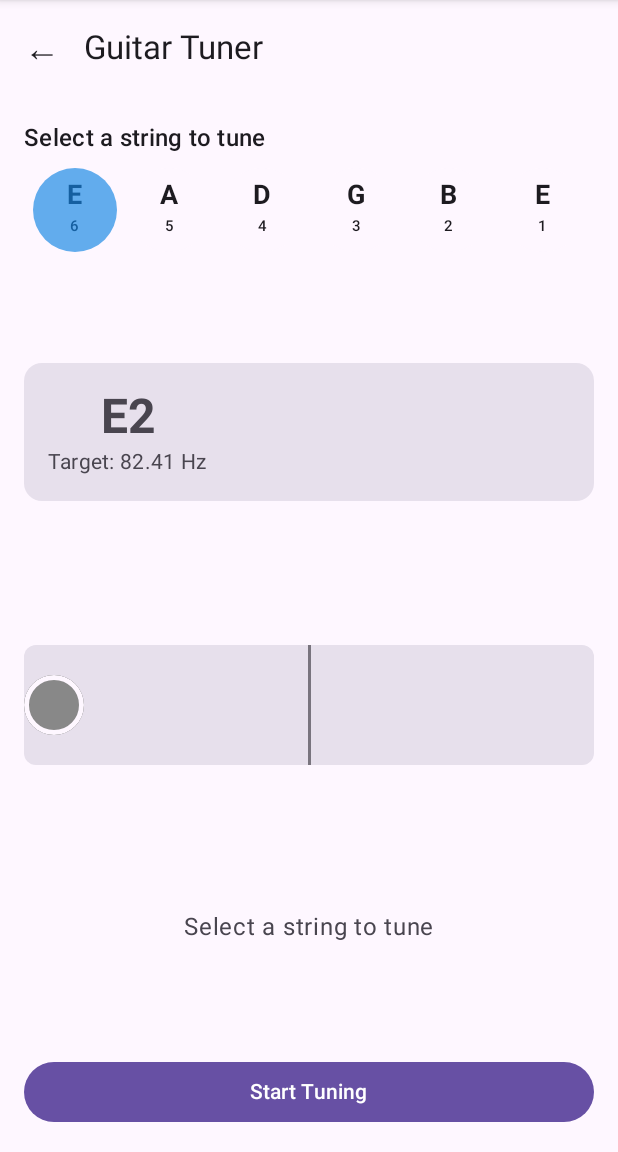
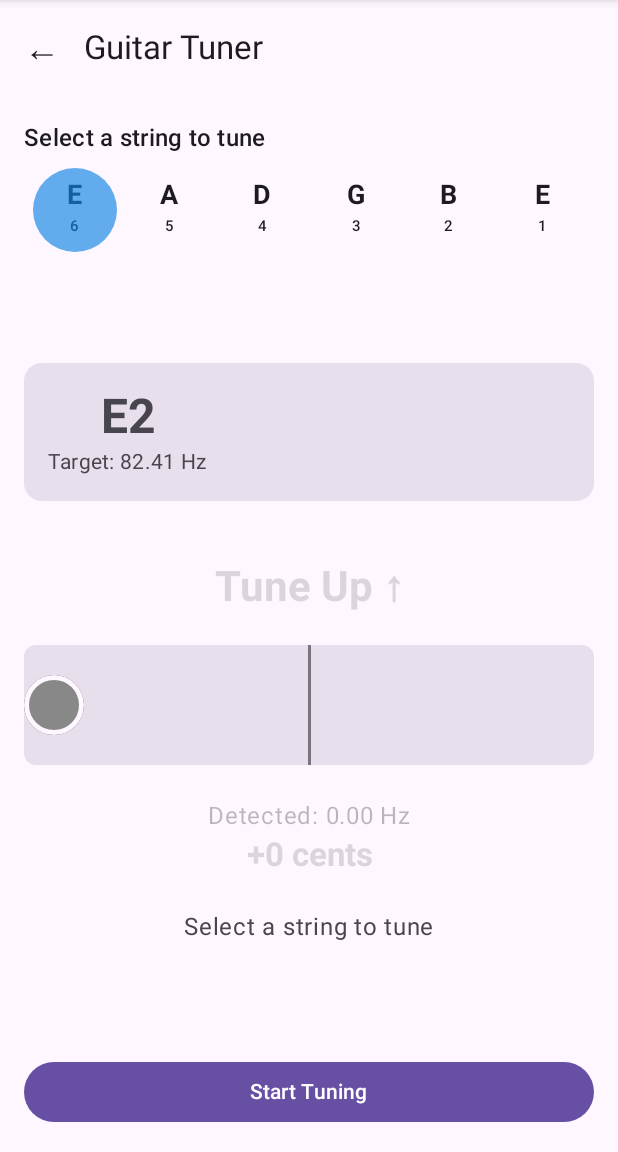
Before and after one commit to tobi01001/android-guitar-notes-learner, an Android app built with Jetpack Compose: the screen it shows after launch (MainActivity), after a tap on "Tuner", on a phone screen of 412 x 824 dp, the part 84-1236 px from its top. Run offline under Robolectric (Android 15) with nearby library versions, the phone set to English and light mode, and no system bars.

Commit message:
Fix TunerScreen visual jumping by always showing status text with fade effect
Co-authored-by: tobi01001 <1083336+tobi01001@users.noreply.github.com>

```diff
--- a/app/src/main/java/com/androidguitarnotes/app/tuner/TunerScreen.kt
+++ b/app/src/main/java/com/androidguitarnotes/app/tuner/TunerScreen.kt
@@ -303,7 +303,20 @@ private fun TuningGauge(
         verticalArrangement = Arrangement.spacedBy(16.dp),
         modifier = modifier,
     ) {
-        // Status text - reserve consistent space to prevent jumping
+        // Status text - always visible to prevent jumping
+        // Shows status when detecting, shows placeholder when not
+        val statusAlpha by animateFloatAsState(
+            targetValue = if (isDetecting) 1.0f else 0.3f,
+            label = "statusAlpha",
+        )
+
+        val statusText = when {
+            isInTune -> stringResource(R.string.in_tune)
+            isTooFlat -> stringResource(R.string.tune_up)
+            isTooSharp -> stringResource(R.string.tune_down)
+            else -> stringResource(R.string.tune_up) // Default placeholder
+        }
+
         Box(
             modifier =
                 Modifier
@@ -311,30 +324,12 @@ private fun TuningGauge(
                     .height(48.dp),
             contentAlignment = Alignment.Center,
         ) {
-            if (isDetecting) {
-                if (isInTune) {
             Text(
-                        stringResource(R.string.in_tune),
+                statusText,
                 style = MaterialTheme.typography.headlineMedium,
-                        color = indicatorColor,
+                color = indicatorColor.copy(alpha = statusAlpha),
                 fontWeight = FontWeight.Bold,
             )
-                } else if (isTooFlat) {
-                    Text(
-                        stringResource(R.string.tune_up),
-                        style = MaterialTheme.typography.headlineMedium,
-                        color = indicatorColor,
-                        fontWeight = FontWeight.Bold,
-                    )
-                } else if (isTooSharp) {
-                    Text(
-                        stringResource(R.string.tune_down),
-                        style = MaterialTheme.typography.headlineMedium,
-                        color = indicatorColor,
-                        fontWeight = FontWeight.Bold,
-                    )
-                }
-            }
         }
 
         // Cents deviation bar - always show
@@ -343,7 +338,12 @@ private fun TuningGauge(
             color = indicatorColor,
         )
 
-        // Numeric display - reserve consistent space
+        // Numeric display - always visible to prevent jumping
+        val numericAlpha by animateFloatAsState(
+            targetValue = if (isDetecting) 1.0f else 0.3f,
+            label = "numericAlpha",
+        )
+
         Box(
             modifier =
                 Modifier
@@ -351,19 +351,24 @@ private fun TuningGauge(
                     .height(64.dp),
             contentAlignment = Alignment.Center,
         ) {
-            if (isDetecting && detectedFrequency != null && cents != null) {
             Column(horizontalAlignment = Alignment.CenterHorizontally) {
                 Text(
-                        stringResource(R.string.detected_frequency, detectedFrequency),
+                    stringResource(
+                        R.string.detected_frequency,
+                        detectedFrequency ?: 0.0
+                    ),
                     style = MaterialTheme.typography.bodyLarge,
+                    color = MaterialTheme.colorScheme.onSurface.copy(alpha = numericAlpha),
                 )
                 Text(
-                        stringResource(R.string.cents_deviation, cents),
+                    stringResource(
+                        R.string.cents_deviation,
+                        cents ?: 0.0
+                    ),
                     style = MaterialTheme.typography.titleLarge,
                     fontWeight = FontWeight.Bold,
-                        color = indicatorColor,
+                    color = indicatorColor.copy(alpha = numericAlpha),
                 )
-                }
             }
         }
     }
```
Lines whose indentation alone changed are shown as unchanged.
